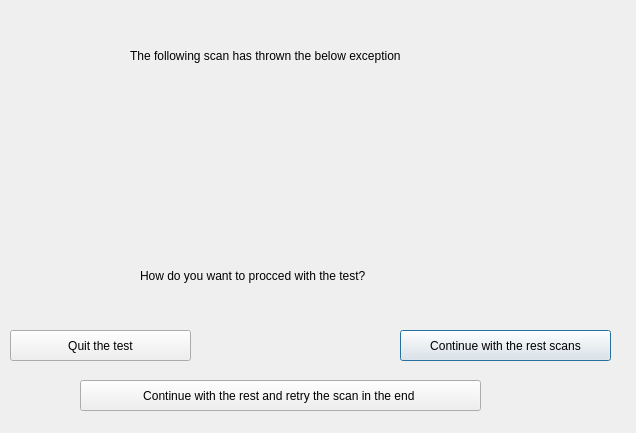
The window that GUI/testingprogress.ui (AudreyFrancisco/SingleLadderQualification) describes before a commit, drawn with Qt 5.
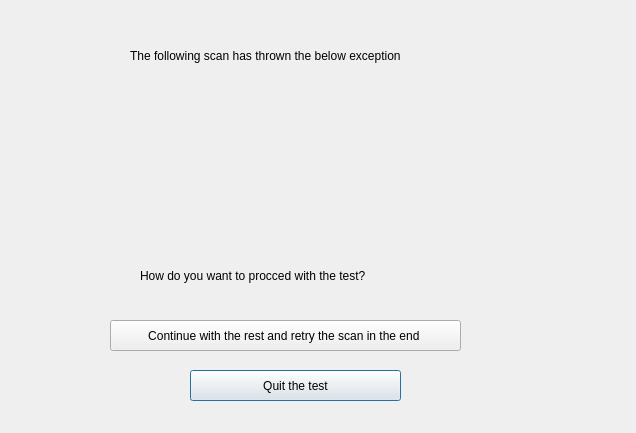
The same window after the commit.

Commit message: marking scan thrown an exception red

```diff
--- a/GUI/testingprogress.ui
+++ b/GUI/testingprogress.ui
@@ -26,25 +26,12 @@
     <string>The following scan has thrown the below exception</string>
    </property>
   </widget>
-  <widget class="QPushButton" name="continuetest">
-   <property name="geometry">
-    <rect>
-     <x>400</x>
-     <y>330</y>
-     <width>211</width>
-     <height>31</height>
-    </rect>
-   </property>
-   <property name="text">
-    <string>Continue with the rest scans</string>
-   </property>
-  </widget>
   <widget class="QPushButton" name="stoptest">
    <property name="geometry">
     <rect>
-     <x>10</x>
-     <y>330</y>
-     <width>181</width>
+     <x>190</x>
+     <y>370</y>
+     <width>211</width>
      <height>31</height>
     </rect>
    </property>
@@ -81,9 +68,9 @@
   <widget class="QPushButton" name="retryscan">
    <property name="geometry">
     <rect>
-     <x>80</x>
-     <y>380</y>
-     <width>401</width>
+     <x>110</x>
+     <y>320</y>
+     <width>351</width>
      <height>31</height>
     </rect>
    </property>
```
The commit also changes 2 other files.
